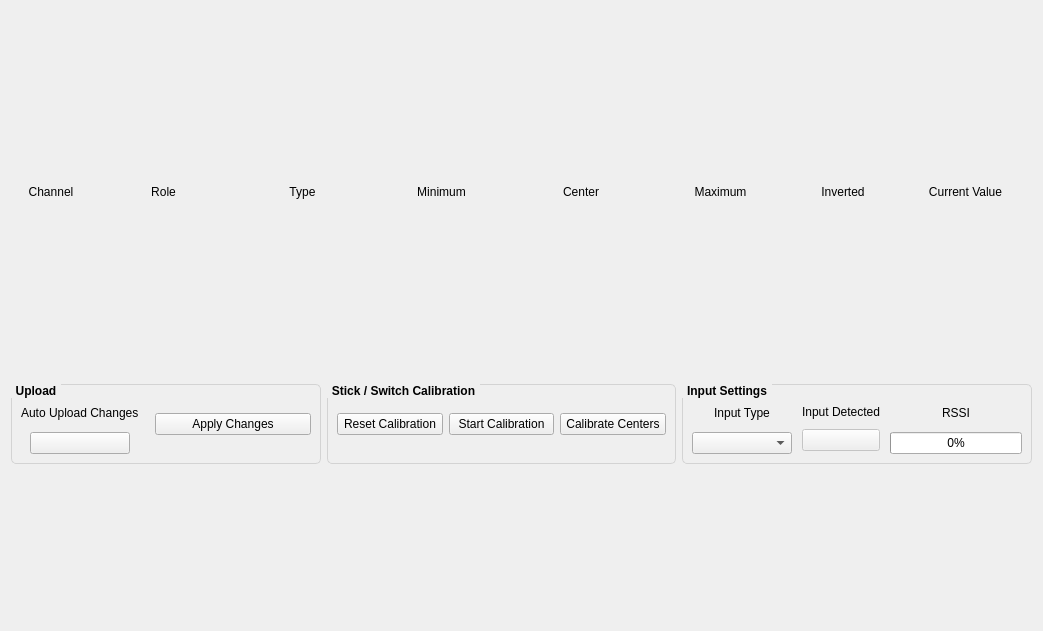
First picture: the form in ui_rc_input.ui, repository korken89/kfly_gui, before the edit.
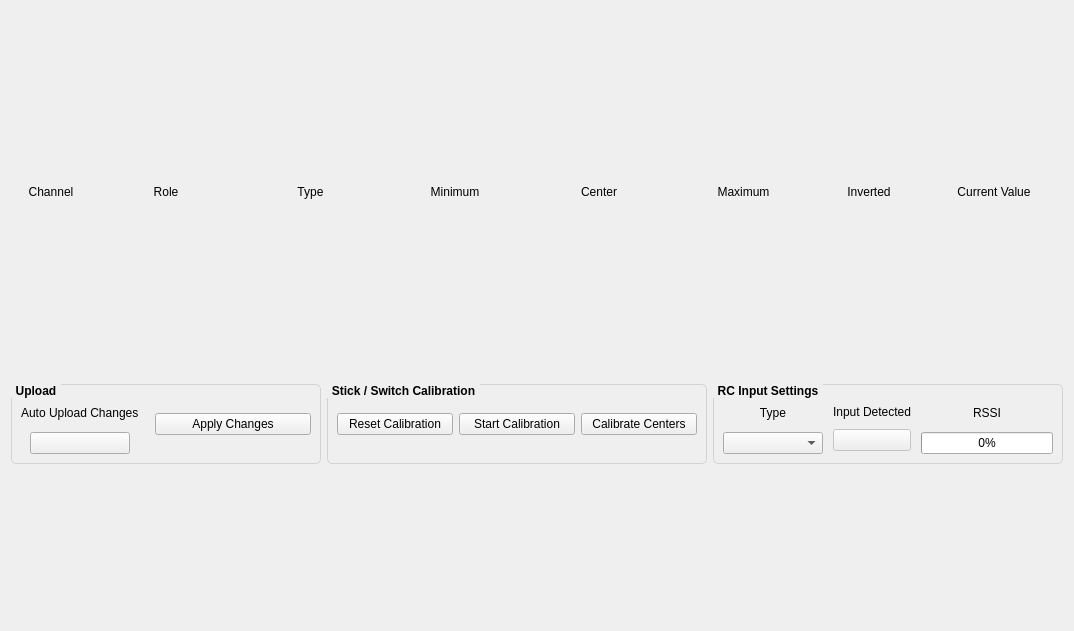
Second picture: the form after the edit. Custom widgets are drawn as their Qt base class.

```diff
--- a/ui_rc_input.ui
+++ b/ui_rc_input.ui
@@ -6,7 +6,7 @@
    <rect>
     <x>0</x>
     <y>0</y>
-    <width>1043</width>
+    <width>1074</width>
     <height>631</height>
    </rect>
   </property>
@@ -390,7 +390,7 @@
 }</string>
        </property>
        <property name="title">
-        <string>Input Settings</string>
+        <string>RC Input Settings</string>
        </property>
        <layout class="QVBoxLayout" name="verticalLayout_3">
         <item>
@@ -406,7 +406,7 @@
             <item>
              <widget class="QLabel" name="label_10">
               <property name="text">
-               <string>Input Type</string>
+               <string>Type</string>
               </property>
               <property name="alignment">
                <set>Qt::AlignCenter</set>
```
